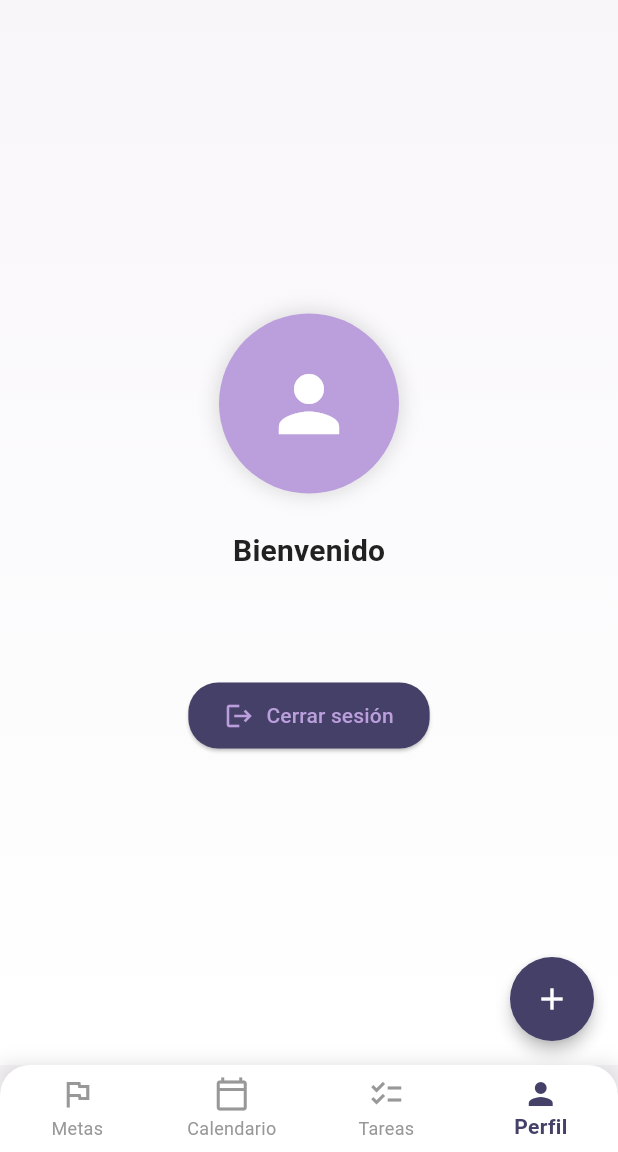
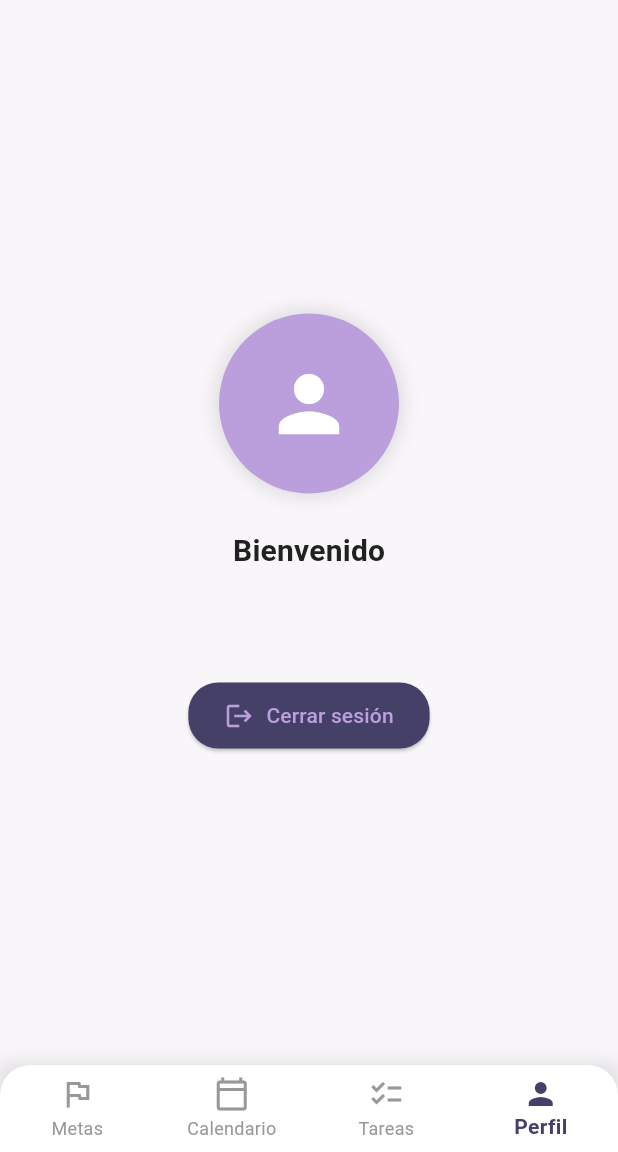
Before and after one commit to SFP95/dailypulse, a Flutter app: the screen it shows once a user with an empty profile is signed in, item 4 of the bottom bar chosen, after a tap on "Cerrar sesión", on a phone screen of 412 x 824 dp, the part 84-1236 px from its top. Run offline on Flutter 3.47's test engine with Material 3 defaults, Android fonts, the phone set to English and light mode, and no system bars; our stand-ins replace cloud_firestore, firebase_auth, firebase_core, table_calendar; accounts and stored records are empty; Roboto replaces fonts that are missing (Poppins).

Commit message:
nuevo diseño y ajustes de pantallas

```diff
--- a/lib/screens/home_screens.dart
+++ b/lib/screens/home_screens.dart
@@ -1,4 +1,5 @@
 import 'package:dailypulse/screens/calendar_screens.dart';
+import 'package:dailypulse/screens/profile_screens.dart';
 import 'package:flutter/material.dart';
 import 'package:firebase_auth/firebase_auth.dart';
 import 'package:cloud_firestore/cloud_firestore.dart';
@@ -48,10 +49,10 @@ class _HomeScreenState extends State<HomeScreen> {
             setState(() => _selectedIndex = index);
           },
           children: [
-            _buildGoalsSummary(),
-            CalendarScreen(),
-            _buildTasksList(),
-            _buildProfileSection(),
+            _buildGoalsSummary(),   //clase goals -- pendiente
+            CalendarScreen(),       //clase calendar
+            _buildTasksList(),      //clase tasks -- pendiente
+            ProfileScreen(),        //clase profile
           ],
         ),
       ),
@@ -100,13 +101,13 @@ class _HomeScreenState extends State<HomeScreen> {
           ),
         ),
       ),
-      floatingActionButton: FloatingActionButton(
+      /*floatingActionButton: FloatingActionButton(
         onPressed: _showAddGoalDialog,
         child: Icon(Icons.add, color: Colors.white,),
         backgroundColor: AppColors.primaryPurple,
         elevation: 4,
         shape: CircleBorder(),
-      ),
+      ),*/
     );
   }
 
@@ -289,65 +290,6 @@ class _HomeScreenState extends State<HomeScreen> {
     );
   }
 
-  Widget _buildProfileSection() {
-    final user = FirebaseAuth.instance.currentUser;
-
-    return Center(
-      child: Column(
-        mainAxisAlignment: MainAxisAlignment.center,
-        children: [
-          Container(
-            width: 120,
-            height: 120,
-            decoration: BoxDecoration(
-              shape: BoxShape.circle,
-              color: AppColors.primaryLila,
-              boxShadow: [
-                BoxShadow(
-                  color: Colors.black12,
-                  blurRadius: 10,
-                  spreadRadius: 2,
-                )
-              ],
-            ),
-            child: Icon(Icons.person, size: 60, color: Colors.white),
-          ),
-          SizedBox(height: 24),
-          Text(
-            'Bienvenido',
-            style: AppTextStyles.headlineSmall.copyWith(
-              color: AppColors.textPrimary,
-              fontWeight: FontWeight.bold,
-            ),
-          ),
-          SizedBox(height: 8),
-          Text(
-            (user?.displayName ?? '').isNotEmpty
-                ? '${user!.displayName![0].toUpperCase()}${user.displayName!.substring(1).toLowerCase()}'
-                : '',
-            style: AppTextStyles.bodyMedium.copyWith(
-              fontSize: 20,
-              color: AppColors.textPrimary,
-            ),
-          ),
-          SizedBox(height: 32),
-          ElevatedButton.icon(
-            onPressed: _signOut,
-            icon: Icon(Icons.logout, size: 20, color: AppColors.primaryLila,),
-            label: Text('Cerrar sesión',style: TextStyle(color: AppColors.primaryLila,),),
-            style: ElevatedButton.styleFrom(
-              backgroundColor: AppColors.primaryPurple,
-              padding: EdgeInsets.symmetric(horizontal: 24, vertical: 12),
-              shape: RoundedRectangleBorder(
-                borderRadius: BorderRadius.circular(20),
-              ),
-            ),
-          ),
-        ],
-      ),
-    );
-  }
-
   Future<void> _showAddGoalDialog() async {
     final TextEditingController titleController = TextEditingController();
     final TextEditingController descController = TextEditingController();
--- a/lib/screens/profile_screens.dart
+++ b/lib/screens/profile_screens.dart
@@ -1,15 +1,74 @@
+import 'package:firebase_auth/firebase_auth.dart';
 import 'package:flutter/cupertino.dart';
 import 'package:flutter/material.dart';
 
+import '../utils/app_colors.dart';
+import '../utils/app_text_styles.dart';
+
 class ProfileScreen extends StatelessWidget {
+
+  final user = FirebaseAuth.instance.currentUser;
 
   @override
   Widget build(BuildContext context) {
     return Scaffold(
-        appBar: AppBar(title: Text('Profile')),
-        body: Column(
-
-    ),
+        body: Center(
+          child: Column(
+            mainAxisAlignment: MainAxisAlignment.center,
+            children: [
+              Container(
+                width: 120,
+                height: 120,
+                decoration: BoxDecoration(
+                  shape: BoxShape.circle,
+                  color: AppColors.primaryLila,
+                  boxShadow: [
+                    BoxShadow(
+                      color: Colors.black12,
+                      blurRadius: 10,
+                      spreadRadius: 2,
+                    )
+                  ],
+                ),
+                child: Icon(Icons.person, size: 60, color: Colors.white),
+              ),
+              SizedBox(height: 24),
+              Text(
+                'Bienvenido',
+                style: AppTextStyles.headlineSmall.copyWith(
+                  color: AppColors.textPrimary,
+                  fontWeight: FontWeight.bold,
+                ),
+              ),
+              SizedBox(height: 8),
+              Text(
+                (user?.displayName ?? '').isNotEmpty
+                    ? '${user!.displayName![0].toUpperCase()}${user?.displayName!.substring(1).toLowerCase()}'
+                    : '',
+                style: AppTextStyles.bodyMedium.copyWith(
+                  fontSize: 20,
+                  color: AppColors.textPrimary,
+                ),
+              ),
+              SizedBox(height: 32),
+              ElevatedButton.icon(
+                onPressed: _signOut,
+                icon: Icon(Icons.logout, size: 20, color: AppColors.primaryLila,),
+                label: Text('Cerrar sesión',style: TextStyle(color: AppColors.primaryLila,),),
+                style: ElevatedButton.styleFrom(
+                  backgroundColor: AppColors.primaryPurple,
+                  padding: EdgeInsets.symmetric(horizontal: 24, vertical: 12),
+                  shape: RoundedRectangleBorder(
+                    borderRadius: BorderRadius.circular(20),
+                  ),
+                ),
+              ),
+            ],
+          ),
+        )
     );
   }
+  Future<void> _signOut() async {
+    await FirebaseAuth.instance.signOut();
+  }
 }
```
